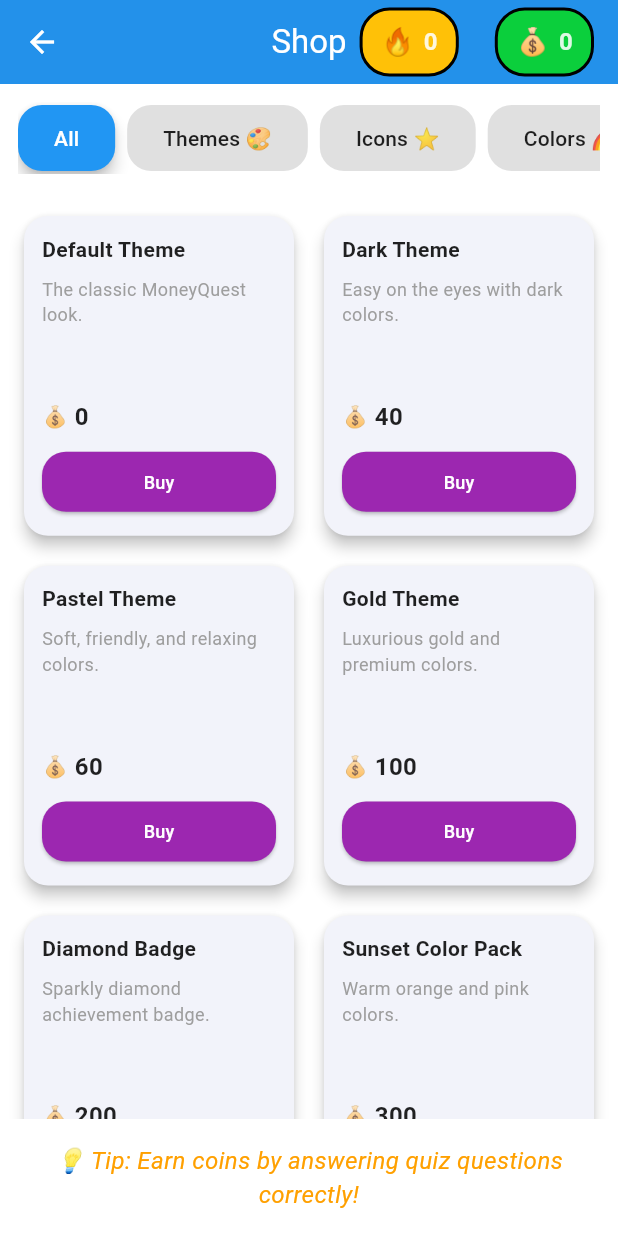
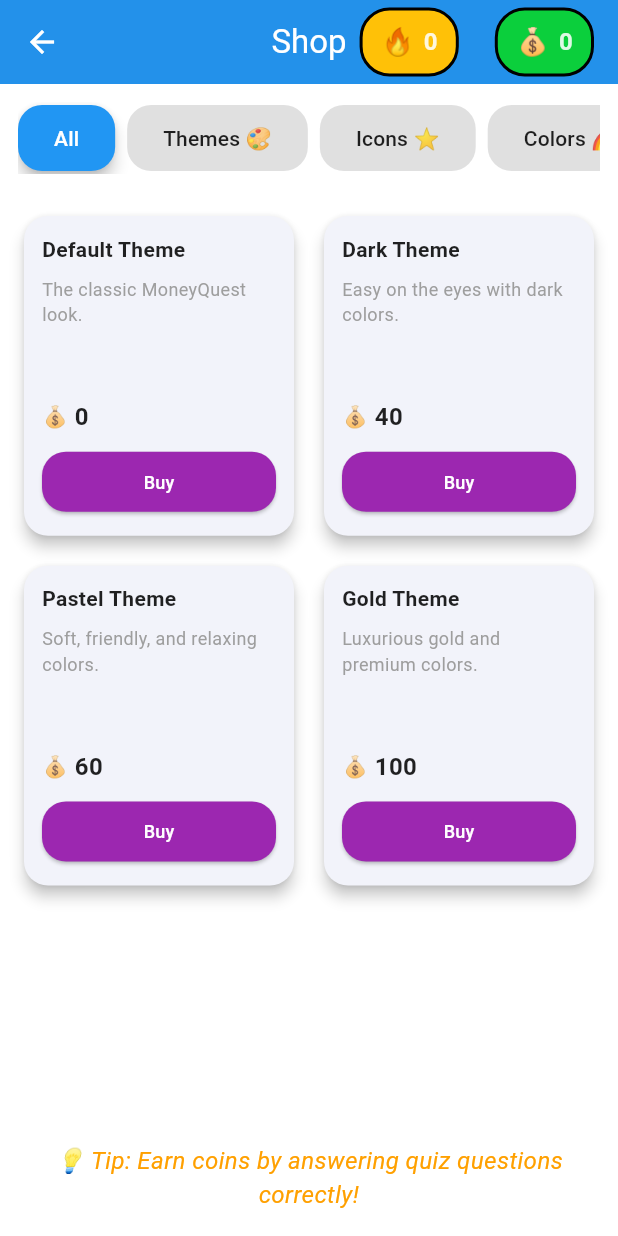
Before and after one commit to sandeshgaraga/WealthX, a Flutter app: the ShopScreen screen opened directly, on a phone screen of 412 x 824 dp. Run offline on Flutter 3.47's test engine with Material 3 defaults, Android fonts, the phone set to English and light mode, and no system bars; our stand-ins replace shared_preferences; accounts and stored records are empty.

Commit message:
2/21 digital pass

```diff
--- a/lib/data/shop_data.dart
+++ b/lib/data/shop_data.dart
@@ -35,28 +35,5 @@ final List<ShopItem> shopItems = [
     type: 'theme',
   ),
 
-  /// Icons / Cosmetics
-  ShopItem(
-    id: 'icon_diamond',
-    name: 'Diamond Badge',
-    description: 'Sparkly diamond achievement badge.',
-    cost: 200,
-    type: 'icon',
-  ),
-
   /// Color Packs
-  ShopItem(
-    id: 'colorpack_sunset',
-    name: 'Sunset Color Pack',
-    description: 'Warm orange and pink colors.',
-    cost: 300,
-    type: 'colorpack',
-  ),
-  ShopItem(
-    id: 'colorpack_ocean',
-    name: 'Ocean Color Pack',
-    description: 'Cool blue and teal colors.',
-    cost: 350,
-    type: 'colorpack',
-  ),
 ];
--- a/lib/services/theme_provider.dart
+++ b/lib/services/theme_provider.dart
@@ -99,7 +99,7 @@ class AppThemes {
     ),
     textTheme: const TextTheme(
       headlineMedium: TextStyle(
-        color: Colors.tealAccent,
+        color: Color.fromARGB(255, 175, 253, 235),
         fontWeight: FontWeight.bold,
         fontSize: 28,
       ),
--- a/lib/widgets/common_widgets.dart
+++ b/lib/widgets/common_widgets.dart
@@ -261,7 +261,7 @@ class FlashCardWidget extends StatelessWidget {
   @override
   Widget build(BuildContext context) {
     // Get card background color based on theme
-    Color cardBackgroundColor = Colors.grey.shade200;
+    Color cardBackgroundColor = Colors.grey.shade800;
 
     return Padding(
       padding: const EdgeInsets.symmetric(horizontal: 16.0),
@@ -277,7 +277,7 @@ class FlashCardWidget extends StatelessWidget {
                   Text(
                     'Definition',
                     style: Theme.of(context).textTheme.bodyMedium?.copyWith(
-                          color: Colors.grey,
+                          color: Colors.grey.shade400,
                           fontSize: 14,
                         ),
                   ),
@@ -288,6 +288,7 @@ class FlashCardWidget extends StatelessWidget {
                     style: Theme.of(context).textTheme.bodyMedium?.copyWith(
                           fontSize: 18,
                           fontWeight: FontWeight.w500,
+                          color: Colors.white,
                         ),
                   ),
                 ],
@@ -298,6 +299,7 @@ class FlashCardWidget extends StatelessWidget {
                 textAlign: TextAlign.center,
                 style: Theme.of(context).textTheme.headlineMedium?.copyWith(
                       fontSize: 32,
+                      color: Colors.white,
                     ),
               ),
             const SizedBox(height: 32),
@@ -306,7 +308,7 @@ class FlashCardWidget extends StatelessWidget {
                   ? 'Tap to reveal term →'
                   : 'Tap to reveal definition →',
               style: TextStyle(
-                color: Colors.grey.shade600,
+                color: Colors.grey.shade400,
                 fontSize: 12,
                 fontStyle: FontStyle.italic,
               ),
```
Also changed, not shown: lib/screens/home_screen.dart (+7 -3 lines), 1 other file.
